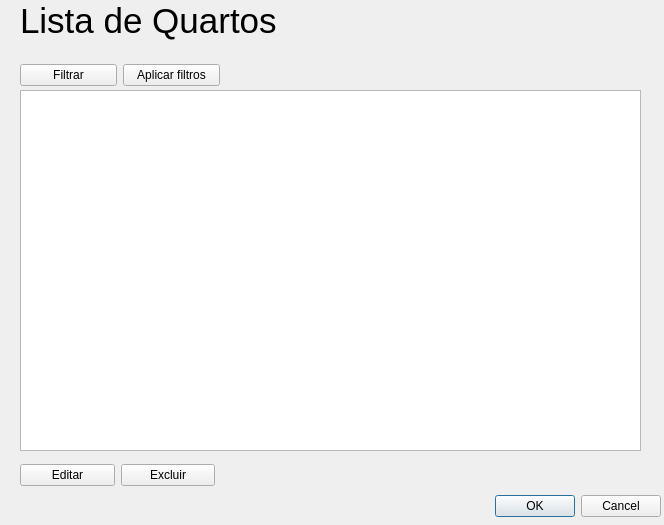
ViniiGabriel/hotelQT, file colaboradores/listaquartos.ui: the form before one commit.
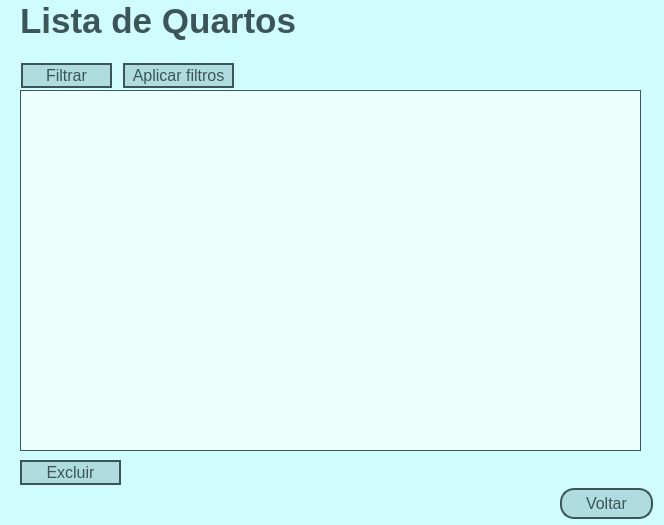
The form after the commit.

Diff of the .ui file:
```diff
--- a/colaboradores/listaquartos.ui
+++ b/colaboradores/listaquartos.ui
@@ -13,22 +13,39 @@
   <property name="windowTitle">
    <string>Quartos</string>
   </property>
-  <widget class="QDialogButtonBox" name="buttonBox">
-   <property name="geometry">
-    <rect>
-     <x>320</x>
-     <y>490</y>
-     <width>341</width>
-     <height>32</height>
-    </rect>
-   </property>
-   <property name="orientation">
-    <enum>Qt::Horizontal</enum>
-   </property>
-   <property name="standardButtons">
-    <set>QDialogButtonBox::Cancel|QDialogButtonBox::Ok</set>
-   </property>
-  </widget>
+  <property name="styleSheet">
+   <string notr="true">QDialog{
+	background-color: #cffdff;
+}
+
+QPushButton{
+	background-color: #afdcde;
+	border-radius: 14px;
+	border: 2px solid #3d5557;
+	color: #3d5557;
+	font-size: 16px;
+}
+
+QPushButton::hover{
+	background-color: #b9faf4;
+}
+
+
+QLabel{
+	color: #3d5557;
+	font-weight:bold;
+}
+
+QTableWidget {
+	background-color: #ebfffd;
+	border: 1px solid #3d5557;
+}
+
+QHeaderView::section{
+	background-color: #9db3b1;
+	font-weight: bold;
+}</string>
+  </property>
   <widget class="QLabel" name="label">
    <property name="geometry">
     <rect>
@@ -41,6 +58,7 @@
    <property name="font">
     <font>
      <pointsize>26</pointsize>
+     <bold>true</bold>
     </font>
    </property>
    <property name="text">
@@ -57,57 +75,57 @@
     </rect>
    </property>
   </widget>
-  <widget class="QWidget" name="layoutWidget">
+  <widget class="QPushButton" name="pushButton">
+   <property name="geometry">
+    <rect>
+     <x>560</x>
+     <y>488</y>
+     <width>93</width>
+     <height>31</height>
+    </rect>
+   </property>
+   <property name="text">
+    <string>Voltar</string>
+   </property>
+  </widget>
+  <widget class="QPushButton" name="btn_filtrar">
+   <property name="geometry">
+    <rect>
+     <x>21</x>
+     <y>63</y>
+     <width>91</width>
+     <height>25</height>
+    </rect>
+   </property>
+   <property name="text">
+    <string>Filtrar</string>
+   </property>
+  </widget>
+  <widget class="QPushButton" name="btn_aplicarfiltros">
+   <property name="geometry">
+    <rect>
+     <x>123</x>
+     <y>63</y>
+     <width>111</width>
+     <height>25</height>
+    </rect>
+   </property>
+   <property name="text">
+    <string>Aplicar filtros</string>
+   </property>
+  </widget>
+  <widget class="QPushButton" name="btn_excluir">
    <property name="geometry">
     <rect>
      <x>20</x>
      <y>460</y>
-     <width>195</width>
-     <height>31</height>
+     <width>101</width>
+     <height>25</height>
     </rect>
    </property>
-   <layout class="QHBoxLayout" name="horizontalLayout">
-    <item>
-     <widget class="QPushButton" name="btn_editar">
-      <property name="text">
-       <string>Editar</string>
-      </property>
-     </widget>
-    </item>
-    <item>
-     <widget class="QPushButton" name="btn_excluir">
-      <property name="text">
-       <string>Excluir</string>
-      </property>
-     </widget>
-    </item>
-   </layout>
-  </widget>
-  <widget class="QWidget" name="layoutWidget">
-   <property name="geometry">
-    <rect>
-     <x>20</x>
-     <y>60</y>
-     <width>200</width>
-     <height>31</height>
-    </rect>
+   <property name="text">
+    <string>Excluir</string>
    </property>
-   <layout class="QHBoxLayout" name="horizontalLayout_2">
-    <item>
-     <widget class="QPushButton" name="btn_filtrar">
-      <property name="text">
-       <string>Filtrar</string>
-      </property>
-     </widget>
-    </item>
-    <item>
-     <widget class="QPushButton" name="btn_aplicarfiltros">
-      <property name="text">
-       <string>Aplicar filtros</string>
-      </property>
-     </widget>
-    </item>
-   </layout>
   </widget>
  </widget>
  <resources/>
```
Left out of the diff: 35 changed lines with no effect on the pictures.
